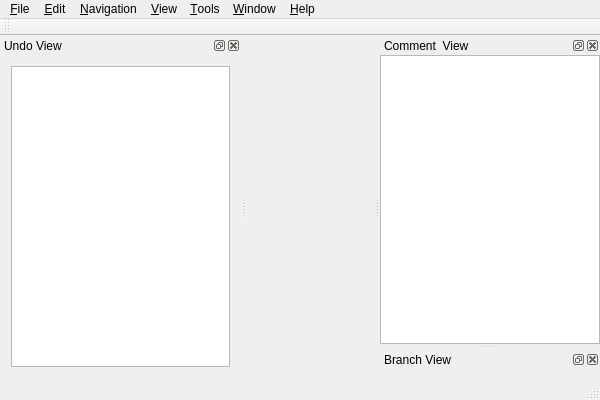
Qt form branches/2.0.0/mainwindow.ui (nullx002/mugo) before a commit.
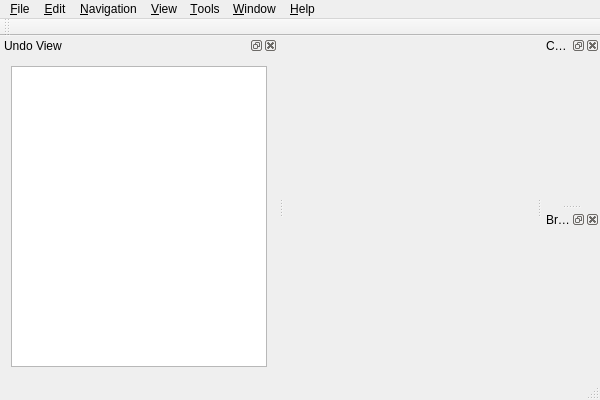
The same form after that commit.

Commit message: fix: active node's comment was changed when document opened

Diff of the .ui file:
```diff
--- a/branches/2.0.0/mainwindow.ui
+++ b/branches/2.0.0/mainwindow.ui
@@ -131,7 +131,7 @@
       <number>0</number>
      </property>
      <item>
-      <widget class="QPlainTextEdit" name="commentEdit"/>
+      <widget class="QStackedWidget" name="commentStackedWidget"/>
      </item>
     </layout>
    </widget>
```
The commit also changes 2 other files.
